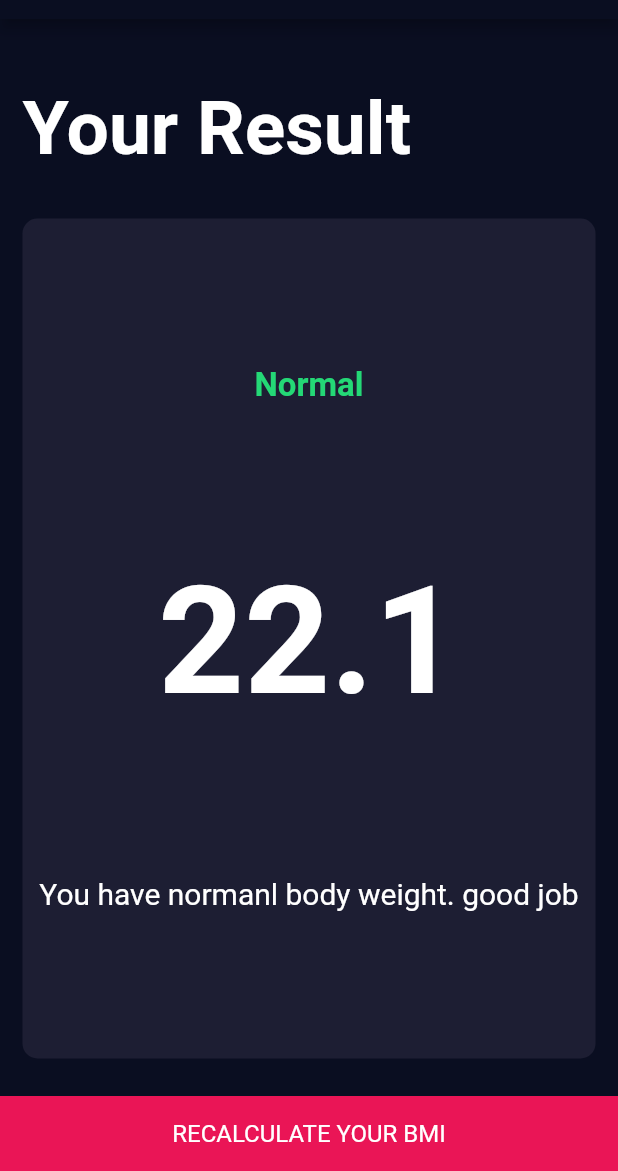
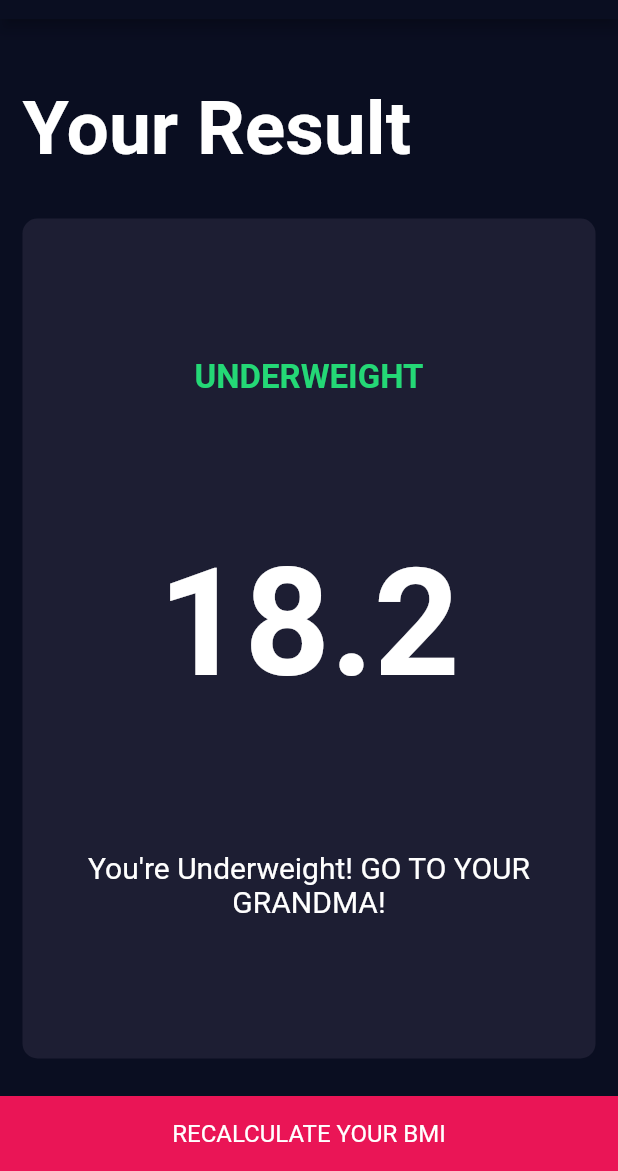
Before and after one commit to iamsaqibs/BMI_Calculator, a Flutter app: the screen it shows after launch, after a tap on "CALCULATE YOUR BMI", on a phone screen of 412 x 824 dp, the part 65-1236 px from its top. Run offline on Flutter 3.47's test engine with Material 2 defaults, Android fonts, the phone set to English and light mode, and no system bars; our stand-ins replace font_awesome_flutter.

Commit message:
Finalized App

```diff
--- a/lib/bottomButton.dart
+++ b/lib/components/bottomButton.dart
@@ -1,6 +1,5 @@
 import 'package:flutter/material.dart';
-import 'constants.dart';
-import 'package:bmi_calculator/resultsPage.dart';
+import 'package:bmi_calculator/resources/constants.dart';
 
 
 class BottomButton extends StatelessWidget {
--- a/lib/iconContent.dart
+++ b/lib/components/iconContent.dart
@@ -1,5 +1,5 @@
 import 'package:flutter/material.dart';
-import 'constants.dart';
+import 'package:bmi_calculator/resources/constants.dart';
 
 class IconContent extends StatelessWidget {
   final IconData icon;
--- /dev/null
+++ b/lib/controllers/bmiController.dart
@@ -0,0 +1,46 @@
+import 'dart:math';
+
+class BMIController {
+  BMIController({this.height, this.weight});
+
+  final int height;
+  final int weight;
+  double bmi;
+
+  String calculateBMI(){
+    bmi = this.weight / pow(this.height/100, 2);
+    return bmi.toStringAsFixed(1);
+  }
+
+  String getResult(){
+    if(bmi >= 25){
+      return 'Overweight';
+    } else if (bmi < 25 && bmi >= 18.5){
+      return 'Normal';
+    } else if (bmi < 18.5 && bmi >= 16){
+      return 'Underweight';
+    } else if (bmi < 16 && bmi >= 15){
+      return 'Severely underweight.';
+    } else if (bmi < 15 ){
+      return 'Very severely underweight	';
+    } else {
+      return 'You\'re dead already';
+    }
+  }
+
+  String getInterpretation(){
+    if(bmi >= 25){
+      return 'You\'re Overweight! Do you even lift bruh?';
+    } else if (bmi < 25 && bmi >= 18.5){
+      return 'You\'re Normal. Stop putting your simptoms on google!';
+    } else if (bmi < 18.5 && bmi >= 16){
+      return 'You\'re Underweight! GO TO YOUR GRANDMA!';
+    } else if (bmi < 16 && bmi >= 15){
+      return 'You\'re Severely Underweight! You the slimest person alive?';
+    } else if (bmi < 15 ){
+      return 'You\'re Very SEVERELY Underweight! Go to your nutritionist you dumbass!';
+    } else {
+      return 'You\'re dead already';
+    }
+  }
+}
--- a/lib/input_page.dart
+++ b/lib/views/input_page.dart
@@ -1,10 +1,11 @@
 import 'package:flutter/material.dart';
-import 'reusableCard.dart';
-import 'iconContent.dart';
-import 'constants.dart';
-import 'bottomButton.dart';
-import 'roundedIconButton.dart';
-import 'resultsPage.dart';
+import 'package:bmi_calculator/components/reusableCard.dart';
+import 'package:bmi_calculator/components/iconContent.dart';
+import 'package:bmi_calculator/resources/constants.dart';
+import 'package:bmi_calculator/components/bottomButton.dart';
+import 'package:bmi_calculator/components/roundedIconButton.dart';
+import 'package:bmi_calculator/views/resultsPage.dart';
+import 'package:bmi_calculator/controllers/bmiController.dart';
 
 class InputPage extends StatefulWidget {
   @override
@@ -229,8 +230,19 @@ class _InputPageState extends State<InputPage> {
 
           //Fourth Row Starting
           BottomButton(text: 'CALCULATE YOUR BMI', navigate: (){
-            Navigator.push(context, MaterialPageRoute(builder: (context) => ResultsPage(),));
-          },),
+            BMIController calc = BMIController(height: this.height, weight: this.weight);
+            Navigator.push(
+                context,
+                MaterialPageRoute(
+                  builder: (context) => ResultsPage(
+                    bmi: calc.calculateBMI(),
+                    interpretation: calc.getInterpretation(),
+                    result: calc.getResult(),
+                  ),
+                ),
+              );
+            },
+          ),
           //Fourth Row Ending
         ],
       ),
--- a/lib/main.dart
+++ b/lib/views/main.dart
@@ -1,6 +1,6 @@
-import 'package:bmi_calculator/constants.dart' as constants;
+import 'package:bmi_calculator/resources/constants.dart' as constants;
 import 'package:flutter/material.dart';
-import 'input_page.dart';
+import 'package:bmi_calculator/views/input_page.dart';
 // import 'constants.dart';
 
 void main() => runApp(BMICalculator());
--- a/lib/resultsPage.dart
+++ b/lib/views/resultsPage.dart
@@ -1,9 +1,16 @@
-import 'package:bmi_calculator/reusableCard.dart';
+import 'package:bmi_calculator/components/reusableCard.dart';
 import 'package:flutter/material.dart';
-import 'constants.dart' as constants;
-import 'bottomButton.dart';
+import 'package:bmi_calculator/resources/constants.dart' as constants;
+import 'package:bmi_calculator/components/bottomButton.dart';
 
 class ResultsPage extends StatelessWidget {
+
+  final String bmi;
+  final String result;
+  final String interpretation;
+
+  ResultsPage({@required this.bmi, @required this.interpretation, @required this.result});
+
   @override
   Widget build(BuildContext context) {
     return Scaffold(
@@ -34,18 +41,18 @@ class ResultsPage extends StatelessWidget {
                 crossAxisAlignment: CrossAxisAlignment.center,
                 children: <Widget>[
                   Text(
-                    'Normal',
+                    this.result.toUpperCase(),
                     style: constants.resultText,
                   ),
                   Text(
-                    '22.1',
+                    this.bmi,
                     style:constants.bmiText,
                   ),
 //                  Text(
 //                    'Normal BMI Range',
 //                  ),
                   Text(
-                    'You have normanl body weight. good job',
+                    this.interpretation,
                     style: constants.remarks,
                     textAlign: TextAlign.center,
                   ),
```
Also changed, not shown: lib/components/reusableCard.dart (renamed from lib/reusableCard.dart), lib/components/roundedIconButton.dart (renamed from lib/roundedIconButton.dart), lib/resources/constants.dart (renamed from lib/constants.dart).
